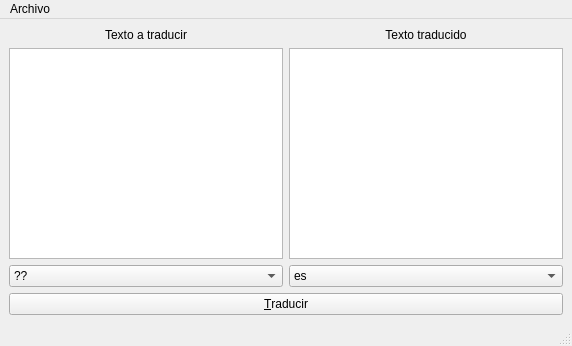
The window that qtranslate.ui (ivanalejandro0/qtranslate) describes before a commit, drawn with Qt 5.
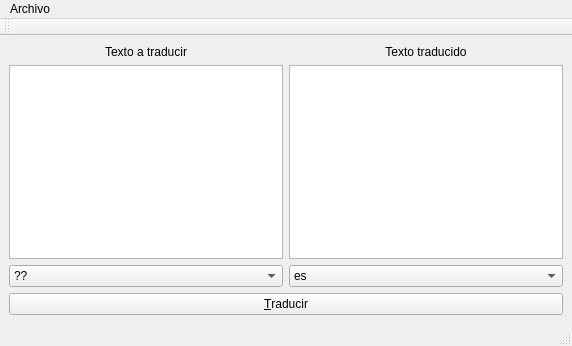
The same window after the commit.

Diff of the .ui file:
```diff
--- a/qtranslate.ui
+++ b/qtranslate.ui
@@ -113,6 +113,17 @@
    <addaction name="menuArchivo"/>
   </widget>
   <widget class="QStatusBar" name="statusbar"/>
+  <widget class="QToolBar" name="toolBar">
+   <property name="windowTitle">
+    <string>toolBar</string>
+   </property>
+   <attribute name="toolBarArea">
+    <enum>TopToolBarArea</enum>
+   </attribute>
+   <attribute name="toolBarBreak">
+    <bool>false</bool>
+   </attribute>
+  </widget>
   <action name="actionTraducir">
    <property name="text">
     <string>Traducir</string>
```
